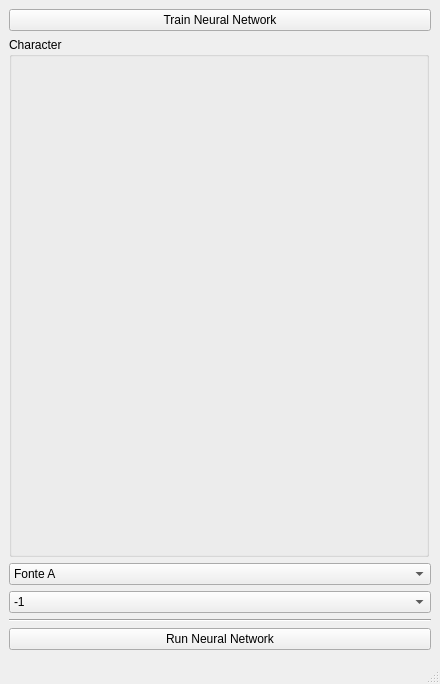
Above: 6_0_character_recognition/character_recognition.ui from gabbarco/IA-Projects-2022 before the change. Below: the same form after it.
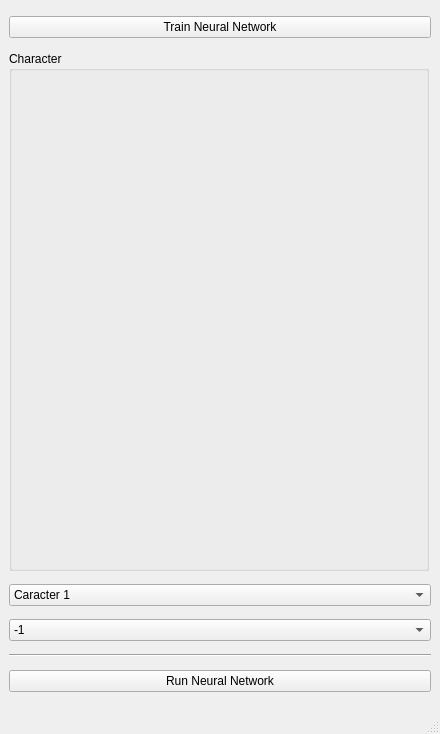
That is the form after the change. Icons and pictures are not drawn.

```diff
--- a/6_0_character_recognition/character_recognition.ui
+++ b/6_0_character_recognition/character_recognition.ui
@@ -7,7 +7,7 @@
     <x>0</x>
     <y>0</y>
     <width>440</width>
-    <height>684</height>
+    <height>734</height>
    </rect>
   </property>
   <property name="windowTitle">
@@ -2470,7 +2470,7 @@
      <widget class="QComboBox" name="fontComboBox">
       <item>
        <property name="text">
-        <string>Fonte A</string>
+        <string>Caracter 1</string>
        </property>
       </item>
       <item>
```
Left out of the diff: 8 changed lines with no effect on the pictures.
